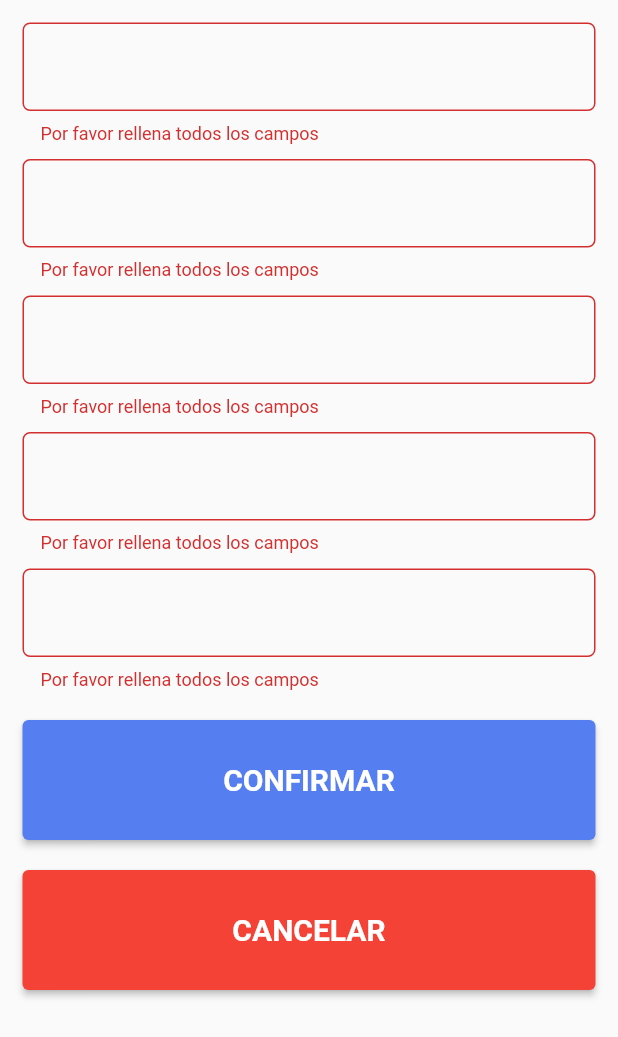
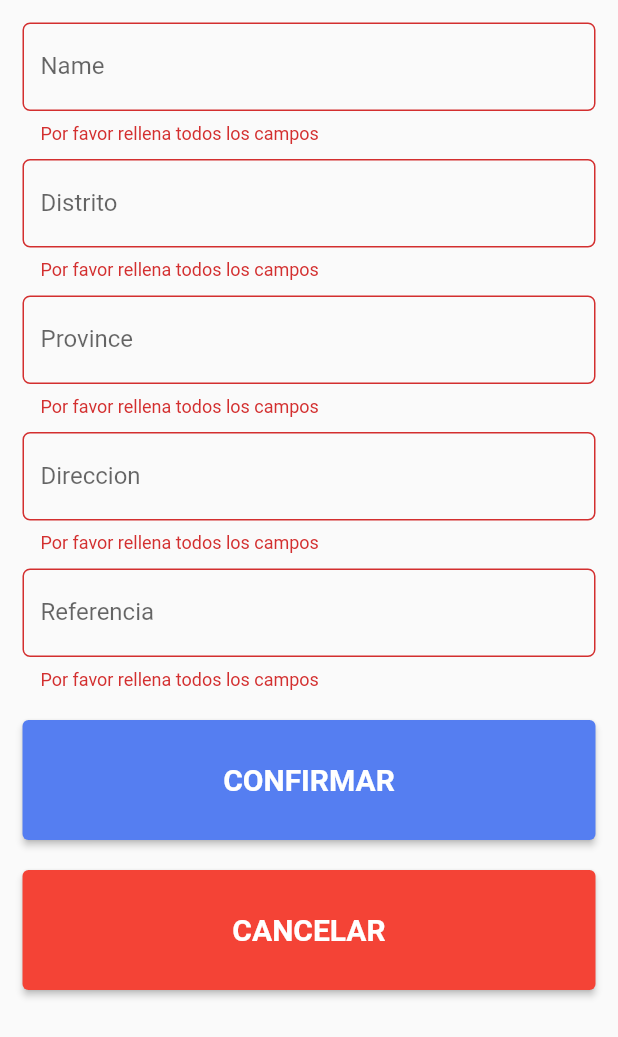
Before and after one commit to Elevencode/dtk_store, a Flutter app: the EditAddressModalBottomSheet widget shown alone on an empty page, opened directly with empty values, after a tap on "CONFIRMAR", on a phone screen of 412 x 824 dp. Shown: the top 1037 px of the screen. Run offline on Flutter 3.47's test engine with Material 2 defaults, Android fonts, the light colour scheme and no system bars; our stand-ins replace bloc, dio, flutter_bloc, freezed_annotation, get_it, google_maps_flutter and 1 more; missing offline and left inert: dart:html; network calls fail.

Commit message:
closes: https://zasteam.atlassian.net/jira/software/projects/ZAS/boards/1?label=store_app&selectedIssue=ZAS-12

```diff
--- a/lib/presenter/order/modal_sheet/address_text_form_field.dart
+++ b/lib/presenter/order/modal_sheet/address_text_form_field.dart
@@ -1,9 +1,15 @@
 import 'package:flutter/material.dart';
 
 class AddressTextFormField extends StatelessWidget {
-  const AddressTextFormField({Key? key, required this.hint, required this.controller}) : super(key: key);
+  const AddressTextFormField(
+      {Key? key,
+      required this.hint,
+      required this.controller,
+      required this.label})
+      : super(key: key);
   final String hint;
   final TextEditingController controller;
+  final String label;
 
   @override
   Widget build(BuildContext context) {
@@ -14,8 +20,10 @@ class AddressTextFormField extends StatelessWidget {
         }
       },
       controller: controller,
-      decoration: const InputDecoration( //вынести отдельно
-        border: OutlineInputBorder(
+      decoration: InputDecoration(
+        //вынести отдельно
+        labelText: label,
+        border: const OutlineInputBorder(
           borderRadius: BorderRadius.all(
             Radius.circular(5.0),
           ),
--- a/lib/presenter/order/modal_sheet/edit_address_modal.dart
+++ b/lib/presenter/order/modal_sheet/edit_address_modal.dart
@@ -38,7 +38,8 @@ class _EditAddressModalBottomSheetState
       listener: (context, state) {
         if (state is ModalSheetSendDataSuccessState) {
           Navigator.pop(context);
-          widget.orderCubit.getOrder(); //зачем вызывать getOrder, если мы передаем order?
+          widget.orderCubit
+              .getOrder(); //зачем вызывать getOrder, если мы передаем order?
         } else if (state is ModalSheetSendDataInProgressState) {
           ScaffoldMessenger.of(context).showSnackBar(
             const SnackBar(content: Text('Processing Data')),
@@ -58,24 +59,31 @@ class _EditAddressModalBottomSheetState
               AddressTextFormField(
                 hint: widget.order.client!.fullname,
                 controller: fullnameTextController,
+                label: 'Name',
               ),
               const SizedBox(height: 10.0),
               AddressTextFormField(
-                hint: widget.order.client!.address!.district!,
-                controller: districtTextController,
+                  hint: widget.order.client!.address!.district!,
+                  controller: districtTextController,
+                  label: 'Distrito'),
+              const SizedBox(height: 10.0),
+              AddressTextFormField(
+                hint: widget.order.client!.address!.city,
+                controller: cityTextController,
+                label: 'Province',
               ),
               const SizedBox(height: 10.0),
               AddressTextFormField(
-                  hint: widget.order.client!.address!.city,
-                  controller: cityTextController),
+                hint: widget.order.client!.address!.street,
+                controller: streetTextController,
+                label: 'Direccion',
+              ),
               const SizedBox(height: 10.0),
               AddressTextFormField(
-                  hint: widget.order.client!.address!.street,
-                  controller: streetTextController),
-              const SizedBox(height: 10.0),
-              AddressTextFormField(
-                  hint: widget.order.client!.address!.country,
-                  controller: countryTextController),
+                hint: widget.order.client!.address!.country,
+                controller: countryTextController,
+                label: 'Referencia',
+              ),
               Padding(
                 padding: const EdgeInsets.symmetric(vertical: 20.0),
                 child: ElevatedButton(
```
